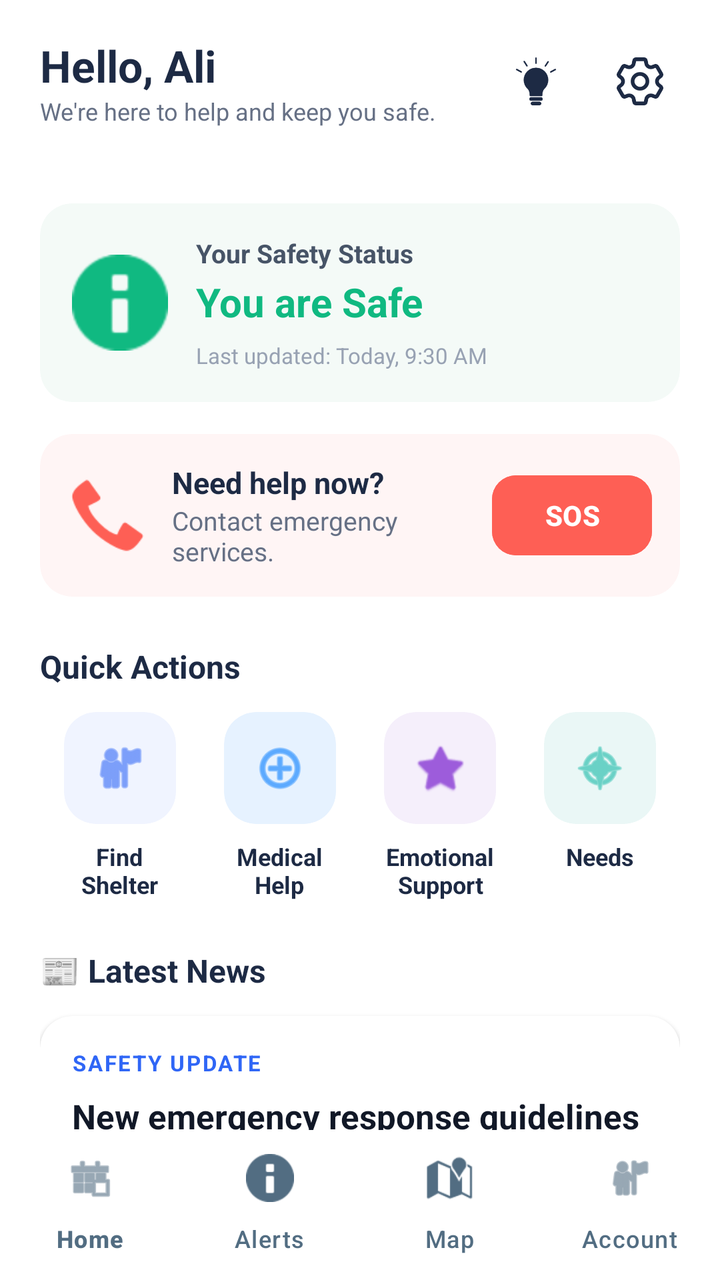
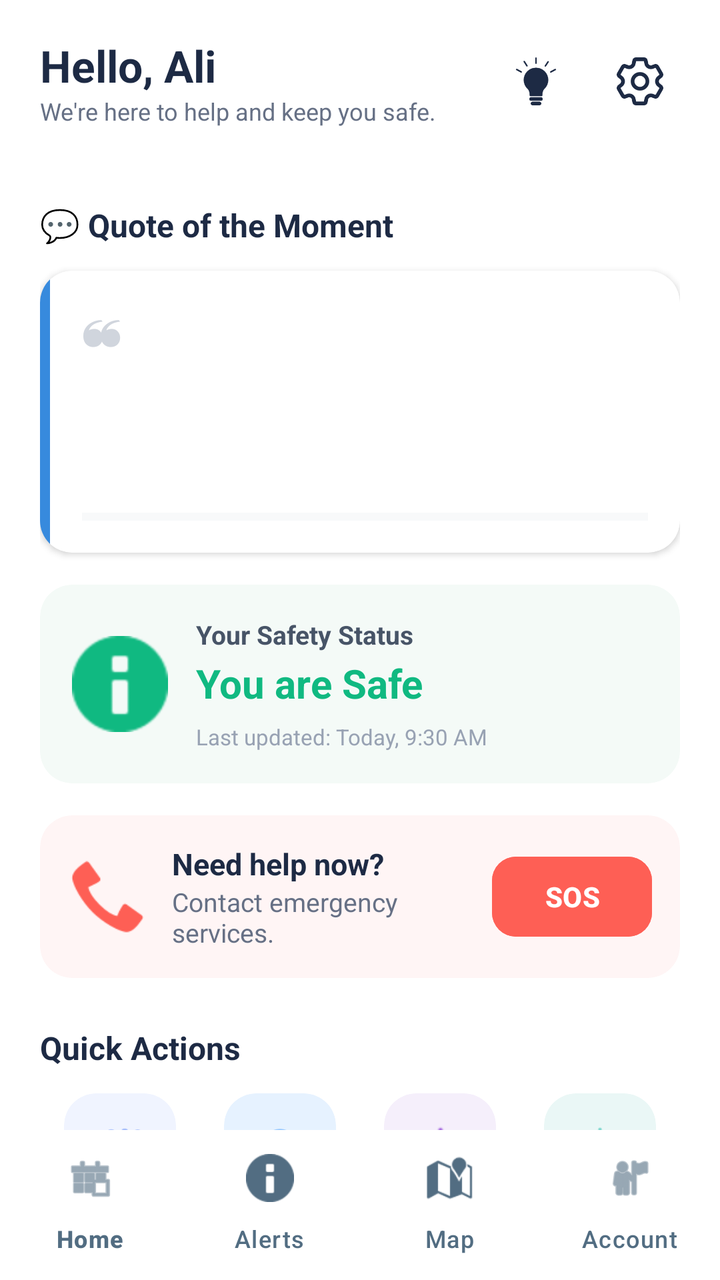

Screens rendered from an Android XML layout before and after an edit, with the pre-edit source and the edit as a unified diff.
<!-- AndroidManifest.xml: application theme Theme.Crises -->
<!-- res/layout/activity_home.xml -->
<?xml version="1.0" encoding="utf-8"?>
<RelativeLayout xmlns:android="http://schemas.android.com/apk/res/android"
    xmlns:app="http://schemas.android.com/apk/res-auto"
    android:id="@+id/main"
    android:layout_width="match_parent"
    android:layout_height="match_parent"
    android:background="#FFFFFF">

    
    <com.google.android.material.appbar.AppBarLayout
        android:id="@+id/topAppBar"
        android:layout_width="match_parent"
        android:layout_height="wrap_content"
        android:background="#FFFFFF"
        app:elevation="0dp">

        <RelativeLayout
            android:layout_width="match_parent"
            android:layout_height="wrap_content"
            android:paddingHorizontal="20dp"
            android:paddingVertical="18dp">

            <LinearLayout
                android:layout_width="wrap_content"
                android:layout_height="wrap_content"
                android:layout_alignParentStart="true"
                android:layout_centerVertical="true"
                android:orientation="vertical">

                <TextView
                    android:id="@+id/appBrandName"
                    android:layout_width="wrap_content"
                    android:layout_height="wrap_content"
                    android:text="Hello, Ali"
                    android:textColor="#1D2A44"
                    android:textSize="22sp"
                    android:textStyle="bold" />
                <TextView
                    android:layout_width="wrap_content"
                    android:layout_height="wrap_content"
                    android:text="We're here to help and keep you safe."
                    android:textColor="#667085"
                    android:textSize="12sp" />
            </LinearLayout>

            <LinearLayout
                android:layout_width="wrap_content"
                android:layout_height="wrap_content"
                android:layout_alignParentEnd="true"
                android:layout_centerVertical="true"
                android:gravity="center_vertical"
                android:orientation="horizontal">

                <ImageButton
                    android:id="@+id/notificationBtn"
                    android:layout_width="40dp"
                    android:layout_height="40dp"
                    android:layout_marginEnd="12dp"
                    android:background="?attr/selectableItemBackgroundBorderless"
                    android:padding="8dp"
                    android:scaleType="fitCenter"
                    android:src="@drawable/tips"
                    app:tint="#1D2A44" />

                <ImageButton
                    android:id="@+id/settingsBtn"
                    android:layout_width="40dp"
                    android:layout_height="40dp"
                    android:clickable="true"
                    android:focusable="true"
                    android:background="?attr/selectableItemBackgroundBorderless"
                    android:padding="8dp"
                    android:scaleType="fitCenter"
                    android:src="@drawable/setting"
                    app:tint="#1D2A44" />
            </LinearLayout>
        </RelativeLayout>
    </com.google.android.material.appbar.AppBarLayout>

    
    <ScrollView
        android:layout_width="match_parent"
        android:layout_height="match_parent"
        android:layout_above="@id/bottomNavigation"
        android:layout_below="@id/topAppBar"
        android:clipToPadding="false"
        android:scrollbars="none">

        <LinearLayout
            android:layout_width="match_parent"
            android:layout_height="wrap_content"
            android:orientation="vertical"
            android:padding="20dp">



            
            <androidx.cardview.widget.CardView
                android:layout_width="match_parent"
                android:layout_height="wrap_content"
                android:layout_marginBottom="16dp"
                app:cardBackgroundColor="#F4FAF7"
                app:cardCornerRadius="16dp"
                app:cardElevation="0dp">

                <RelativeLayout
                    android:layout_width="match_parent"
                    android:layout_height="wrap_content"
                    android:padding="16dp">

                    <ImageView
                        android:id="@+id/shieldIcon"
                        android:layout_width="48dp"
                        android:layout_height="48dp"
                        android:layout_alignParentStart="true"
                        android:layout_centerVertical="true"
                        android:background="@android:color/transparent"
                        android:src="@android:drawable/ic_dialog_info"
                        app:tint="#10B981" />

                    <LinearLayout
                        android:layout_width="match_parent"
                        android:layout_height="wrap_content"
                        android:layout_centerVertical="true"
                        android:layout_marginStart="14dp"
                        android:layout_toEndOf="@id/shieldIcon"
                        android:orientation="vertical">

                        <TextView
                            android:layout_width="wrap_content"
                            android:layout_height="wrap_content"
                            android:text="Your Safety Status"
                            android:textColor="#475467"
                            android:textSize="13sp"
                            android:textStyle="bold" />

                        <TextView
                            android:layout_width="wrap_content"
                            android:layout_height="wrap_content"
                            android:layout_marginTop="2dp"
                            android:text="You are Safe"
                            android:textColor="#10B981"
                            android:textSize="20sp"
                            android:textStyle="bold" />

                        <TextView
                            android:layout_width="wrap_content"
                            android:layout_height="wrap_content"
                            android:layout_marginTop="6dp"
                            android:text="Last updated: Today, 9:30 AM"
                            android:textColor="#98A2B3"
                            android:textSize="11sp" />
                    </LinearLayout>
                </RelativeLayout>
            </androidx.cardview.widget.CardView>
            <androidx.cardview.widget.CardView
                android:id="@+id/profileBanner"
                android:layout_width="match_parent"
                android:layout_height="wrap_content"
                android:layout_marginBottom="16dp"
                android:visibility="gone"
                app:cardBackgroundColor="#FFFBEB"
                app:cardCornerRadius="14dp"
                app:cardElevation="0dp">

                <LinearLayout
                    android:layout_width="match_parent"
                    android:layout_height="wrap_content"
                    android:orientation="horizontal"
                    android:gravity="center_vertical"
                    android:padding="14dp">

                    <ImageView
                        android:layout_width="28dp"
                        android:layout_height="28dp"
                        android:src="@android:drawable/ic_dialog_info"
                        app:tint="#F59E0B"
                        android:layout_marginEnd="12dp" />

                    <LinearLayout
                        android:layout_width="0dp"
                        android:layout_height="wrap_content"
                        android:layout_weight="1"
                        android:orientation="vertical">

                        <TextView
                            android:layout_width="wrap_content"
                            android:layout_height="wrap_content"
                            android:text="Complete your profile"
                            android:textColor="#92400E"
                            android:textSize="13sp"
                            android:textStyle="bold" />

                        <TextView
                            android:layout_width="wrap_content"
                            android:layout_height="wrap_content"
                            android:text="Help emergency services reach you faster."
                            android:textColor="#B45309"
                            android:textSize="11sp"
                            android:layout_marginTop="2dp" />
                    </LinearLayout>

                    <Button
                        android:id="@+id/btnCompleteProfile"
                        android:layout_width="wrap_content"
                        android:layout_height="36dp"
                        android:text="Continue"
                        android:textSize="12sp"
                        android:textColor="#FFFFFF"
                        android:backgroundTint="#F59E0B"
                        android:insetTop="0dp"
                        android:insetBottom="0dp"
                        android:layout_marginStart="10dp"
                        app:cornerRadius="8dp" />

                </LinearLayout>
            </androidx.cardview.widget.CardView>

            
            <androidx.cardview.widget.CardView
                android:layout_width="match_parent"
                android:layout_height="wrap_content"
                android:layout_marginBottom="24dp"
                app:cardBackgroundColor="#FFF5F5"
                app:cardCornerRadius="16dp"
                app:cardElevation="0dp">

                <RelativeLayout
                    android:layout_width="match_parent"
                    android:layout_height="wrap_content"
                    android:padding="14dp">

                    <ImageView
                        android:id="@+id/phoneIcon"
                        android:layout_width="40dp"
                        android:layout_height="40dp"
                        android:layout_alignParentStart="true"
                        android:layout_centerVertical="true"
                        android:src="@android:drawable/stat_sys_phone_call"
                        app:tint="#FE5F55" />

                    <LinearLayout
                        android:layout_width="wrap_content"
                        android:layout_height="wrap_content"
                        android:layout_centerVertical="true"
                        android:layout_marginStart="12dp"
                        android:layout_toStartOf="@id/sosButton"
                        android:layout_toEndOf="@id/phoneIcon"
                        android:orientation="vertical">

                        <TextView
                            android:layout_width="wrap_content"
                            android:layout_height="wrap_content"
                            android:text="Need help now?"
                            android:textColor="#1D2A44"
                            android:textSize="15sp"
                            android:textStyle="bold" />

                        <TextView
                            android:layout_width="wrap_content"
                            android:layout_height="wrap_content"
                            android:text="Contact emergency services."
                            android:textColor="#667085"
                            android:textSize="13sp" />
                    </LinearLayout>

                    <Button
                        android:id="@+id/sosButton"
                        android:layout_width="80dp"
                        android:layout_height="40dp"
                        android:layout_alignParentEnd="true"
                        android:layout_centerVertical="true"
                        android:backgroundTint="#FE5F55"
                        android:insetTop="0dp"
                        android:insetBottom="0dp"
                        android:text="SOS"
                        android:textColor="#FFFFFF"
                        android:textStyle="bold"
                        app:cornerRadius="12dp" />
                </RelativeLayout>
            </androidx.cardview.widget.CardView>

            
            <TextView
                android:layout_width="wrap_content"
                android:layout_height="wrap_content"
                android:layout_marginBottom="12dp"
                android:text="Quick Actions"
                android:textColor="#1D2A44"
                android:textSize="16sp"
                android:textStyle="bold" />

            <LinearLayout
                android:layout_width="match_parent"
                android:layout_height="wrap_content"
                android:layout_marginBottom="24dp"
                android:baselineAligned="false"
                android:orientation="horizontal">

                <LinearLayout
                    android:id="@+id/btnFindShelter"
                    android:layout_width="0dp"
                    android:layout_height="wrap_content"
                    android:layout_weight="1"
                    android:gravity="center"
                    android:orientation="vertical">

                    <androidx.cardview.widget.CardView
                        android:layout_width="56dp"
                        android:layout_height="56dp"
                        app:cardBackgroundColor="#F0F4FF"
                        app:cardCornerRadius="16dp"
                        app:cardElevation="0dp">

                        <ImageView
                            android:layout_width="28dp"
                            android:layout_height="28dp"
                            android:layout_gravity="center"
                            android:src="@android:drawable/ic_menu_myplaces"
                            app:tint="#2F66F6" />
                    </androidx.cardview.widget.CardView>

                    <TextView
                        android:layout_width="wrap_content"
                        android:layout_height="wrap_content"
                        android:layout_marginTop="8dp"
                        android:gravity="center"
                        android:text="Find\nShelter"
                        android:textColor="#1D2A44"
                        android:textSize="12sp"
                        android:textStyle="bold" />
                </LinearLayout>

                <LinearLayout
                    android:id="@+id/btnMedicalHelp"
                    android:layout_width="0dp"
                    android:layout_height="wrap_content"
                    android:layout_weight="1"
                    android:gravity="center"
                    android:orientation="vertical">

                    <androidx.cardview.widget.CardView
                        android:layout_width="56dp"
                        android:layout_height="56dp"
                        app:cardBackgroundColor="#E6F2FF"
                        app:cardCornerRadius="16dp"
                        app:cardElevation="0dp">

                        <ImageView
                            android:layout_width="28dp"
                            android:layout_height="28dp"
                            android:layout_gravity="center"
                            android:src="@android:drawable/ic_menu_add"
                            app:tint="#007AFF" />
                    </androidx.cardview.widget.CardView>

                    <TextView
                        android:layout_width="wrap_content"
                        android:layout_height="wrap_content"
                        android:layout_marginTop="8dp"
                        android:gravity="center"
                        android:text="Medical\nHelp"
                        android:textColor="#1D2A44"
                        android:textSize="12sp"
                        android:textStyle="bold" />
                </LinearLayout>

                <LinearLayout
                    android:id="@+id/btnEmotionalSupport"
                    android:layout_width="0dp"
                    android:layout_height="wrap_content"
                    android:layout_weight="1"
                    android:gravity="center"
                    android:orientation="vertical">

                    <androidx.cardview.widget.CardView
                        android:layout_width="56dp"
                        android:layout_height="56dp"
                        app:cardBackgroundColor="#F5EFFB"
                        app:cardCornerRadius="16dp"
                        app:cardElevation="0dp">

                        <ImageView
                            android:layout_width="28dp"
                            android:layout_height="28dp"
                            android:layout_gravity="center"
                            android:src="@android:drawable/btn_star_big_on"
                            app:tint="#9D5CDB" />
                    </androidx.cardview.widget.CardView>

                    <TextView
                        android:layout_width="wrap_content"
                        android:layout_height="wrap_content"
                        android:layout_marginTop="8dp"
                        android:gravity="center"
                        android:text="Emotional\nSupport"
                        android:textColor="#1D2A44"
                        android:textSize="12sp"
                        android:textStyle="bold" />
                </LinearLayout>

                <LinearLayout
                    android:id="@+id/btnNeeds"
                    android:layout_width="0dp"
                    android:layout_height="80dp"
                    android:layout_weight="1"
                    android:gravity="center"
                    android:orientation="vertical">

                    <androidx.cardview.widget.CardView
                        android:layout_width="56dp"
                        android:layout_height="56dp"
                        app:cardBackgroundColor="#EAF7F6"
                        app:cardCornerRadius="16dp"
                        app:cardElevation="0dp">

                        <ImageView
                            android:layout_width="28dp"
                            android:layout_height="28dp"
                            android:layout_gravity="center"
                            android:src="@android:drawable/ic_menu_compass"
                            app:tint="#14B8A6" />
                    </androidx.cardview.widget.CardView>

                    <TextView
                        android:layout_width="wrap_content"
                        android:layout_height="wrap_content"
                        android:layout_marginTop="8dp"
                        android:gravity="center"
                        android:text="Needs"
                        android:textColor="#1D2A44"
                        android:textSize="12sp"
                        android:textStyle="bold" />
                </LinearLayout>
            </LinearLayout>

            
            <TextView
                android:layout_width="wrap_content"
                android:layout_height="wrap_content"
                android:layout_marginBottom="12dp"
                android:text="📰 Latest News"
                android:textColor="#1D2A44"
                android:textSize="16sp"
                android:textStyle="bold" />

            <androidx.cardview.widget.CardView
                android:id="@+id/newsCard"
                android:layout_width="match_parent"
                android:layout_height="wrap_content"
                android:layout_marginBottom="14dp"
                android:clickable="true"
                android:focusable="true"
                android:foreground="?android:attr/selectableItemBackground"
                app:cardBackgroundColor="#FFFFFF"
                app:cardCornerRadius="16dp"
                app:cardElevation="1dp">

                <LinearLayout
                    android:layout_width="match_parent"
                    android:layout_height="wrap_content"
                    android:orientation="vertical"
                    android:padding="16dp">

                    
                    <TextView
                        android:id="@+id/newsCategory"
                        android:layout_width="wrap_content"
                        android:layout_height="wrap_content"
                        android:text="SAFETY UPDATE"
                        android:textColor="#2F66F6"
                        android:textSize="11sp"
                        android:textStyle="bold"
                        android:letterSpacing="0.08" />

                    
                    <TextView
                        android:id="@+id/newsTitle"
                        android:layout_width="match_parent"
                        android:layout_height="wrap_content"
                        android:layout_marginTop="8dp"
                        android:text="New emergency response guidelines released by authorities"
                        android:textColor="#111827"
                        android:textSize="17sp"
                        android:textStyle="bold"
                        android:lineSpacingExtra="3dp" />

                    
                    <TextView
                        android:id="@+id/newsTag"
                        android:layout_width="wrap_content"
                        android:layout_height="wrap_content"
                        android:layout_marginTop="10dp"
                        android:text="#Breaking"
                        android:textColor="#9CA3AF"
                        android:textSize="12sp"
                        android:textStyle="bold" />

                </LinearLayout>

            </androidx.cardview.widget.CardView>
        </LinearLayout>
    </ScrollView>

    
    <com.google.android.material.bottomnavigation.BottomNavigationView
        android:id="@+id/bottomNavigation"
        android:layout_width="match_parent"
        android:layout_height="75dp"
        android:layout_alignParentBottom="true"
        android:background="@drawable/footer_background"
        app:elevation="12dp"
        app:itemIconTint="#526D82"
        app:itemTextColor="#526D82"
        app:labelVisibilityMode="labeled"
        app:menu="@menu/bottom_nav_menu" />

</RelativeLayout>
<!-- resources referenced by this layout -->
<resources>
  <!-- drawable footer_background (drawable) -->
  <?xml version="1.0" encoding="utf-8"?>
  <shape xmlns:android="http://schemas.android.com/apk/res/android">
      <solid android:color="#FFFFFF" />
      <corners
          android:topLeftRadius="30dp"
          android:topRightRadius="30dp" />
  </shape>
  <!-- drawable setting: png bitmap (drawable, 3784 bytes) -->
  <!-- drawable tips: png bitmap (drawable, 4911 bytes) -->
  <style name="Theme.Crises" parent="Base.Theme.Crises" />
  <style name="Base.Theme.Crises" parent="Theme.Material3.DayNight.NoActionBar">
  
      </style>
</resources>

<!-- the commit's change to res/layout/activity_home.xml (unified diff, before → after) -->
@@ -92,7 +92,19 @@
             android:orientation="vertical"
             android:padding="20dp">
 
-
+            
+            <TextView
+                android:layout_width="wrap_content"
+                android:layout_height="wrap_content"
+                android:layout_marginBottom="12dp"
+                android:text="💬 Quote of the Moment"
+                android:textColor="#1D2A44"
+                android:textSize="16sp"
+                android:textStyle="bold" />
+
+            <include
+                android:id="@+id/quoteCardInclude"
+                layout="@layout/item_quote_card" />
 
             
             <androidx.cardview.widget.CardView
@@ -444,6 +456,7 @@
                 android:textSize="16sp"
                 android:textStyle="bold" />
 
+            
             <androidx.cardview.widget.CardView
                 android:id="@+id/newsCard"
                 android:layout_width="match_parent"
@@ -463,38 +476,81 @@
                     android:padding="16dp">
 
                     
-                    <TextView
-                        android:id="@+id/newsCategory"
-                        android:layout_width="wrap_content"
-                        android:layout_height="wrap_content"
-                        android:text="SAFETY UPDATE"
-                        android:textColor="#2F66F6"
-                        android:textSize="11sp"
-                        android:textStyle="bold"
-                        android:letterSpacing="0.08" />
+                    <RelativeLayout
+                        android:layout_width="match_parent"
+                        android:layout_height="wrap_content"
+                        android:layout_marginBottom="10dp">
+
+                        <TextView
+                            android:id="@+id/newsCategory"
+                            android:layout_width="wrap_content"
+                            android:layout_height="wrap_content"
+                            android:layout_alignParentStart="true"
+                            android:layout_centerVertical="true"
+                            android:background="@drawable/badge_blue_bg"
+                            android:paddingHorizontal="10dp"
+                            android:paddingVertical="4dp"
+                            android:text="SAFETY UPDATE"
+                            android:textColor="#2F66F6"
+                            android:textSize="10sp"
+                            android:textStyle="bold"
+                            android:letterSpacing="0.08" />
+
+                        <ImageView
+                            android:layout_width="20dp"
+                            android:layout_height="20dp"
+                            android:layout_alignParentEnd="true"
+                            android:layout_centerVertical="true"
+                            android:src="@android:drawable/ic_menu_more"
+                            android:alpha="0.35" />
+
+                    </RelativeLayout>
 
                     
                     <TextView
                         android:id="@+id/newsTitle"
                         android:layout_width="match_parent"
                         android:layout_height="wrap_content"
-                        android:layout_marginTop="8dp"
                         android:text="New emergency response guidelines released by authorities"
                         android:textColor="#111827"
-                        android:textSize="17sp"
+                        android:textSize="15sp"
                         android:textStyle="bold"
-                        android:lineSpacingExtra="3dp" />
+                        android:lineSpacingExtra="3dp"
+                        android:layout_marginBottom="12dp" />
 
                     
-                    <TextView
-                        android:id="@+id/newsTag"
-                        android:layout_width="wrap_content"
-                        android:layout_height="wrap_content"
-                        android:layout_marginTop="10dp"
-                        android:text="#Breaking"
-                        android:textColor="#9CA3AF"
-                        android:textSize="12sp"
-                        android:textStyle="bold" />
+                    <View
+                        android:layout_width="match_parent"
+                        android:layout_height="0.8dp"
+                        android:background="#F2F4F7"
+                        android:layout_marginBottom="12dp" />
+
+                    
+                    <RelativeLayout
+                        android:layout_width="match_parent"
+                        android:layout_height="wrap_content">
+
+                        <TextView
+                            android:id="@+id/newsTag"
+                            android:layout_width="wrap_content"
+                            android:layout_height="wrap_content"
+                            android:layout_alignParentStart="true"
+                            android:layout_centerVertical="true"
+                            android:text="#Breaking"
+                            android:textColor="#9CA3AF"
+                            android:textSize="12sp" />
+
+                        <TextView
+                            android:layout_width="wrap_content"
+                            android:layout_height="wrap_content"
+                            android:layout_alignParentEnd="true"
+                            android:layout_centerVertical="true"
+                            android:text="Read more →"
+                            android:textColor="#2F66F6"
+                            android:textSize="12sp"
+                            android:textStyle="bold" />
+
+                    </RelativeLayout>
 
                 </LinearLayout>
 
@@ -516,3 +572,78 @@
         app:menu="@menu/bottom_nav_menu" />
 
 </RelativeLayout>
+<!-- res/layout/item_quote_card.xml (included above) -->
+<?xml version="1.0" encoding="utf-8"?>
+<androidx.cardview.widget.CardView
+    xmlns:android="http://schemas.android.com/apk/res/android"
+    xmlns:app="http://schemas.android.com/apk/res-auto"
+    android:layout_width="match_parent"
+    android:layout_height="wrap_content"
+    android:layout_marginBottom="16dp"
+    app:cardCornerRadius="16dp"
+    app:cardElevation="2dp"
+    app:cardBackgroundColor="#FFFFFF">
+
+    <LinearLayout
+        android:layout_width="match_parent"
+        android:layout_height="wrap_content"
+        android:orientation="horizontal">
+
+        
+        <View
+            android:id="@+id/quoteAccentStrip"
+            android:layout_width="5dp"
+            android:layout_height="match_parent"
+            android:background="#378ADD" />
+
+        <LinearLayout
+            android:layout_width="match_parent"
+            android:layout_height="wrap_content"
+            android:orientation="vertical"
+            android:padding="16dp">
+
+            
+            <TextView
+                android:layout_width="wrap_content"
+                android:layout_height="wrap_content"
+                android:text="❝"
+                android:textSize="28sp"
+                android:textColor="#D0D5DD"
+                android:layout_marginBottom="6dp" />
+
+            
+            <TextView
+                android:id="@+id/tvQuoteText"
+                android:layout_width="match_parent"
+                android:layout_height="wrap_content"
+                android:text=""
+                android:textColor="#1D2A44"
+                android:textSize="15sp"
+                android:lineSpacingExtra="4dp" />
+
+            
+            <TextView
+                android:id="@+id/tvQuoteAuthor"
+                android:layout_width="wrap_content"
+                android:layout_height="wrap_content"
+                android:layout_marginTop="10dp"
+                android:text=""
+                android:textColor="#667085"
+                android:textSize="12sp"
+                android:textStyle="italic" />
+
+            
+            <ProgressBar
+                android:id="@+id/quoteProgress"
+                style="@style/Widget.AppCompat.ProgressBar.Horizontal"
+                android:layout_width="match_parent"
+                android:layout_height="4dp"
+                android:layout_marginTop="14dp"
+                android:max="100"
+                android:progress="0"
+                android:progressTint="#378ADD"
+                android:progressBackgroundTint="#E4E7EC" />
+
+        </LinearLayout>
+    </LinearLayout>
+</androidx.cardview.widget.CardView>
<!-- resource entries referenced after the edit -->
@@ -1,5 +1,12 @@
 <!-- resources referenced by this layout -->
 <resources>
+  <!-- drawable badge_blue_bg (drawable) -->
+  <?xml version="1.0" encoding="utf-8"?>
+  <shape xmlns:android="http://schemas.android.com/apk/res/android"
+      android:shape="rectangle">
+      <solid android:color="#EEF2FF" />
+      <corners android:radius="6dp" />
+  </shape>
   <!-- drawable footer_background (drawable) -->
   <?xml version="1.0" encoding="utf-8"?>
   <shape xmlns:android="http://schemas.android.com/apk/res/android">
